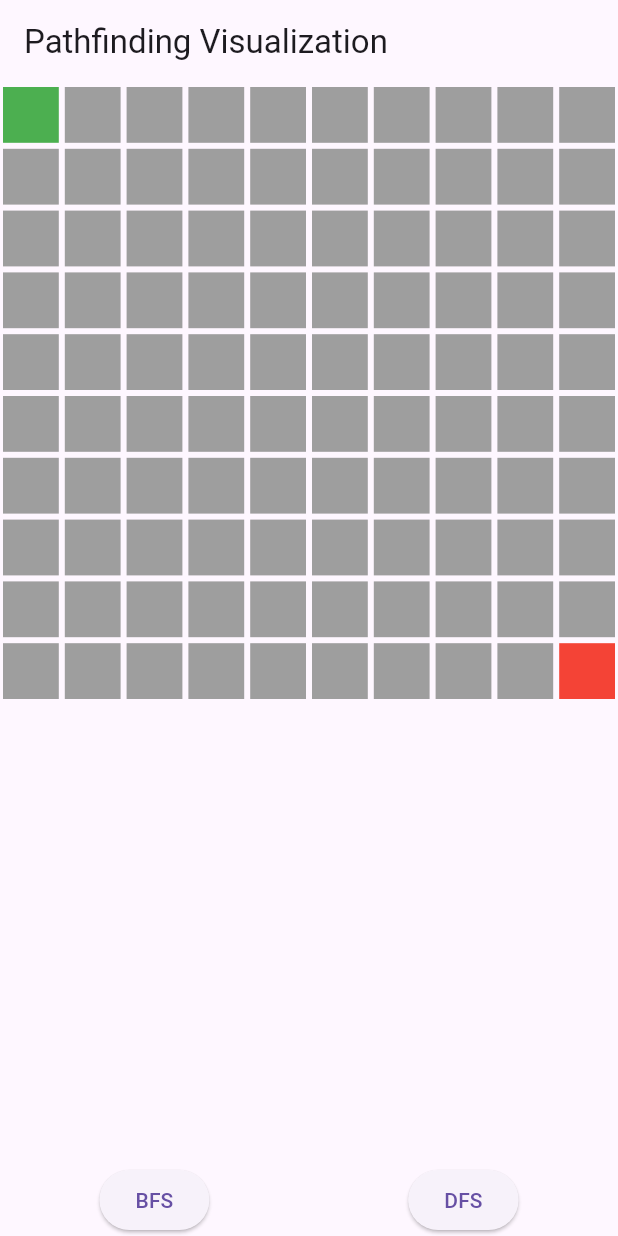
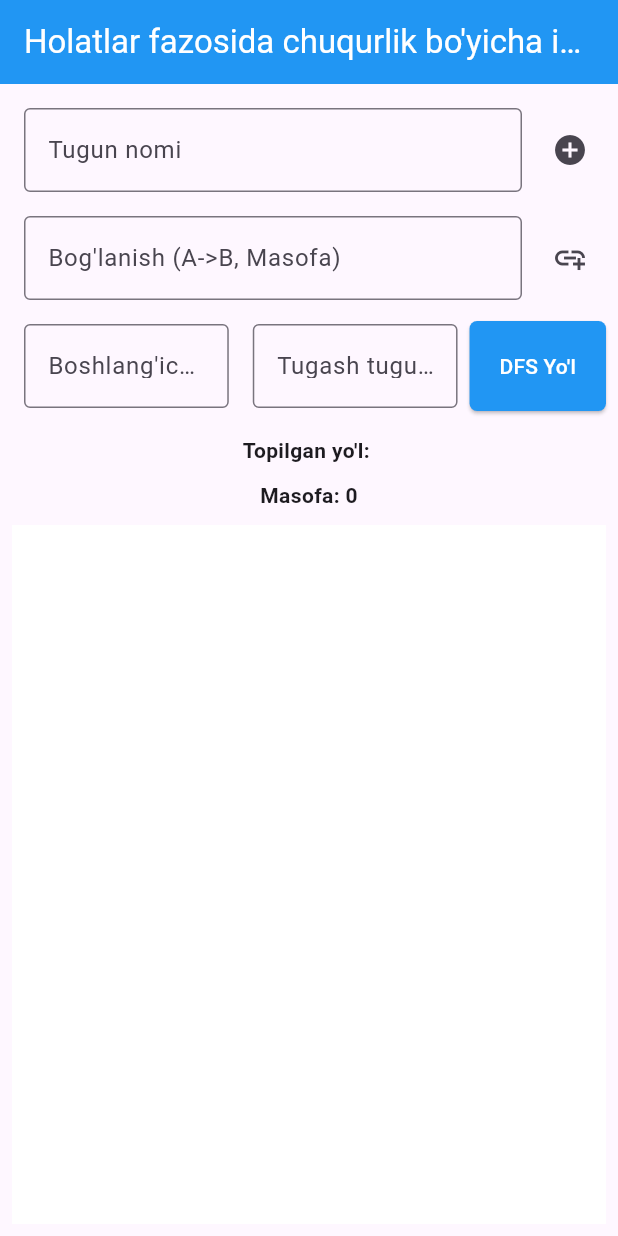
Before and after one commit to lochinbek0505/state_space, a Flutter app: the screen it shows after launch, on a phone screen of 412 x 824 dp. Run offline on Flutter 3.47's test engine with Material 3 defaults, Android fonts, the phone set to English and light mode, and no system bars.

Commit message:
ish tamom karochi

```diff
--- /dev/null
+++ b/lib/VizualPage.dart
@@ -0,0 +1,318 @@
+import 'dart:math';
+
+import 'package:flutter/material.dart';
+
+class GraphScreen extends StatefulWidget {
+  @override
+  _GraphScreenState createState() => _GraphScreenState();
+}
+
+class _GraphScreenState extends State<GraphScreen> {
+  Map<String, Offset> nodes = {};
+  List<Edge> edges = [];
+  TextEditingController nodeController = TextEditingController();
+  TextEditingController edgeController = TextEditingController();
+  TextEditingController startController = TextEditingController();
+  TextEditingController endController = TextEditingController();
+  List<String> path = [];
+  int totalDistance = 0;
+  final double padding = 50.0; // Padding qiymati
+
+  void addNode(String label) {
+    if (!nodes.containsKey(label)) {
+      nodes[label] = Offset(
+        Random().nextDouble() * 300,
+        Random().nextDouble() * 500,
+      );
+      setState(() {});
+    }
+  }
+
+  void addEdge(String from, String to, int weight) {
+    if (nodes.containsKey(from) && nodes.containsKey(to)) {
+      edges.add(Edge(from, to, weight));
+      setState(() {});
+    }
+  }
+
+  void _removeNode(String nodeKey) {
+    setState(() {
+      nodes.remove(nodeKey);
+      edges.removeWhere((edge) => edge.from == nodeKey || edge.to == nodeKey);
+    });
+  }
+
+  // 📌 Bosilgan joyga qarab tugunni topish
+  void _handleTap(TapUpDetails details) {
+    Offset tappedPosition = details.localPosition - Offset(padding, padding);
+
+    for (var entry in nodes.entries) {
+      if ((entry.value - tappedPosition).distance < 20) {
+        _removeNode(entry.key);
+        break;
+      }
+    }
+  }
+
+  void findPath() {
+    Set<String> visited = {};
+    path.clear();
+    totalDistance = 0;
+    _dfs(startController.text, endController.text, visited, 0, []);
+  }
+
+  void _dfs(
+    String current,
+    String target,
+    Set<String> visited,
+    int distance,
+    List<String> currentPath,
+  ) {
+    if (current == target) {
+      path = List.from(currentPath)..add(current);
+      totalDistance = distance;
+      setState(() {});
+      return;
+    }
+    visited.add(current);
+    currentPath.add(current);
+    for (var edge in edges.where((e) => e.from == current)) {
+      if (!visited.contains(edge.to)) {
+        _dfs(
+          edge.to,
+          target,
+          visited,
+          distance + edge.weight,
+          List.from(currentPath),
+        );
+      }
+    }
+  }
+
+  @override
+  Widget build(BuildContext context) {
+    return Scaffold(
+      appBar: AppBar(
+        backgroundColor: Colors.blue,
+        centerTitle: true,
+        title: Text(
+          "Holatlar fazosida chuqurlik bo'yicha izlash",
+          style: TextStyle(color: Colors.white),
+        ),
+      ),
+      body: Stack(
+        children: [
+          Padding(
+            padding: const EdgeInsets.all(8.0),
+            child: Column(
+              children: [
+                Row(
+                  children: [
+                    Expanded(
+                      child: Padding(
+                        padding: const EdgeInsets.all(8.0),
+                        child: TextField(
+                          controller: nodeController,
+                          decoration: InputDecoration(
+                            labelText: "Tugun nomi",
+                            border: OutlineInputBorder(),
+                          ),
+                        ),
+                      ),
+                    ),
+                    IconButton(
+                      icon: Icon(Icons.add_circle),
+                      onPressed: () => addNode(nodeController.text),
+                    ),
+                  ],
+                ),
+                Row(
+                  children: [
+                    Expanded(
+                      child: Padding(
+                        padding: const EdgeInsets.all(8.0),
+                        child: TextField(
+                          controller: edgeController,
+                          decoration: InputDecoration(
+                            labelText: "Bog'lanish (A->B, Masofa)",
+                            border: OutlineInputBorder(),
+                          ),
+                        ),
+                      ),
+                    ),
+                    IconButton(
+                      icon: Icon(Icons.add_link),
+                      onPressed: () {
+                        var parts = edgeController.text.split(",");
+                        if (parts.length == 2) {
+                          var edge = parts[0].split("->");
+                          int weight = int.tryParse(parts[1]) ?? 0;
+                          if (edge.length == 2 && weight > 0) {
+                            addEdge(edge[0], edge[1], weight);
+                          }
+                        }
+                      },
+                    ),
+                  ],
+                ),
+                Row(
+                  children: [
+                    Expanded(
+                      child: Padding(
+                        padding: const EdgeInsets.all(8.0),
+                        child: TextField(
+                          controller: startController,
+                          decoration: InputDecoration(
+                            labelText: "Boshlang'ich tugun",
+                            border: OutlineInputBorder(),
+                          ),
+                        ),
+                      ),
+                    ),
+                    Expanded(
+                      child: Padding(
+                        padding: const EdgeInsets.all(8.0),
+                        child: TextField(
+                          controller: endController,
+                          decoration: InputDecoration(
+                            labelText: "Tugash tuguni",
+                            border: OutlineInputBorder(),
+                          ),
+                        ),
+                      ),
+                    ),
+                    ElevatedButton(
+                      style: ElevatedButton.styleFrom(
+                        padding: EdgeInsets.symmetric(
+                          vertical: 20,
+                          horizontal: 20,
+                        ),
+                        backgroundColor: Colors.blue,
+                        shape: RoundedRectangleBorder(
+                          borderRadius: BorderRadius.circular(5),
+                        ),
+                      ),
+
+                      onPressed: findPath,
+                      child: Text(
+                        "DFS Yo'l",
+                        style: TextStyle(color: Colors.white),
+                      ),
+                    ),
+                  ],
+                ),
+                SizedBox(height: 10),
+                Text(
+                  "Topilgan yo'l: ${path.join(" -> ")}",
+                  style: TextStyle(fontWeight: FontWeight.bold),
+                ),
+                SizedBox(height: 10),
+                Text(
+                  "Masofa: $totalDistance",
+                  style: TextStyle(fontWeight: FontWeight.bold),
+                ),
+                SizedBox(height: 10),
+                Expanded(
+                  child: GestureDetector(
+                    onTapUp: _handleTap, // ✅ Tugun bosilganda chaqiramiz
+                    child: SingleChildScrollView(
+                      scrollDirection: Axis.horizontal,
+                      child: SingleChildScrollView(
+                        scrollDirection: Axis.vertical,
+                        child: Container(
+                          width: 1000,
+                          height: 800,
+                          color: Colors.white,
+                          child: CustomPaint(
+                            painter: GraphPainter(
+                              nodes,
+                              edges,
+                              path,
+                              padding: padding,
+                            ),
+                          ),
+                        ),
+                      ),
+                    ),
+                  ),
+                ),
+              ],
+            ),
+          ),
+        ],
+      ),
+    );
+  }
+}
+
+class Edge {
+  final String from, to;
+  final int weight;
+
+  Edge(this.from, this.to, this.weight);
+}
+
+class GraphPainter extends CustomPainter {
+  final Map<String, Offset> nodes;
+  final List<Edge> edges;
+  final List<String> path;
+  final double padding;
+
+  GraphPainter(this.nodes, this.edges, this.path, {this.padding = 50.0});
+
+  @override
+  void paint(Canvas canvas, Size size) {
+    final paint =
+        Paint()
+          ..color = Colors.black
+          ..strokeWidth = 2;
+
+    final textStyle = TextStyle(
+      color: Colors.white,
+      fontSize: 16,
+      fontWeight: FontWeight.bold,
+    );
+    final edgeTextStyle = TextStyle(color: Colors.black, fontSize: 14);
+    final textPainter = TextPainter(textDirection: TextDirection.ltr);
+
+    // 🔹 Tugunlarni padding bilan moslashtirish
+    Map<String, Offset> adjustedNodes = {
+      for (var entry in nodes.entries)
+        entry.key: entry.value + Offset(padding, padding),
+    };
+
+    // 🔹 Yo‘llarni chizish
+    for (var edge in edges) {
+      Offset start = adjustedNodes[edge.from]!;
+      Offset end = adjustedNodes[edge.to]!;
+      canvas.drawLine(start, end, paint);
+
+      // Masofani joylashtirish
+      textPainter.text = TextSpan(text: "${edge.weight}", style: edgeTextStyle);
+      textPainter.layout();
+      Offset mid = Offset(
+        (start.dx + end.dx) / 2 - textPainter.width / 2,
+        (start.dy + end.dy) / 2 - textPainter.height / 2,
+      );
+      textPainter.paint(canvas, mid);
+    }
+
+    // 🔹 Tugunlarni chizish
+    for (var entry in adjustedNodes.entries) {
+      Offset center = entry.value;
+      canvas.drawCircle(center, 20, paint..color = Colors.blue);
+
+      // Tugun nomlarini chizish
+      textPainter.text = TextSpan(text: entry.key, style: textStyle);
+      textPainter.layout();
+      Offset textOffset = Offset(
+        center.dx - textPainter.width / 2,
+        center.dy - textPainter.height / 2,
+      );
+      textPainter.paint(canvas, textOffset);
+    }
+  }
+
+  @override
+  bool shouldRepaint(covariant CustomPainter oldDelegate) => true;
+}
--- a/lib/main.dart
+++ b/lib/main.dart
@@ -1,7 +1,10 @@
 import 'dart:collection';
 
 import 'package:flutter/material.dart';
+import 'package:holatlar_fazosi/HomePage.dart';
 import 'dart:async';
+
+import 'VizualPage.dart';
 
 void main() {
   runApp(const PathFindingApp());
@@ -14,144 +17,7 @@ class PathFindingApp extends StatelessWidget {
   Widget build(BuildContext context) {
     return MaterialApp(
       debugShowCheckedModeBanner: false,
-      home: const PathFindingScreen(),
+      home:  GraphScreen(),
     );
   }
 }
-
-class PathFindingScreen extends StatefulWidget {
-  const PathFindingScreen({super.key});
-
-  @override
-  State<PathFindingScreen> createState() => _PathFindingScreenState();
-}
-
-class _PathFindingScreenState extends State<PathFindingScreen> {
-  static const int gridSize = 10;
-  List<List<int>> grid = List.generate(gridSize, (i) => List.filled(gridSize, 0));
-  final start = const Point(0, 0);
-  final end = const Point(gridSize - 1, gridSize - 1);
-  List<Point> path = [];
-
-  Future<void> findPath(bool useBFS) async {
-    setState(() => path.clear());
-    List<Point> result = useBFS ? bfs(start, end) : dfs(start, end);
-    for (var point in result) {
-      await Future.delayed(const Duration(milliseconds: 100));
-      setState(() => path.add(point));
-    }
-  }
-
-  List<Point> bfs(Point start, Point end) {
-    Queue<List<Point>> queue = Queue();
-    queue.add([start]);
-    Set<Point> visited = {};
-
-    while (queue.isNotEmpty) {
-      var path = queue.removeFirst();
-      var current = path.last;
-      if (current == end) return path;
-      if (visited.contains(current)) continue;
-      visited.add(current);
-      for (var neighbor in getNeighbors(current)) {
-        queue.add([...path, neighbor]);
-      }
-    }
-    return [];
-  }
-
-  List<Point> dfs(Point start, Point end) {
-    Stack<List<Point>> stack = Stack();
-    stack.push([start]);
-    Set<Point> visited = {};
-
-    while (stack.isNotEmpty) {
-      var path = stack.pop();
-      var current = path.last;
-      if (current == end) return path;
-      if (visited.contains(current)) continue;
-      visited.add(current);
-      for (var neighbor in getNeighbors(current)) {
-        stack.push([...path, neighbor]);
-      }
-    }
-    return [];
-  }
-
-  List<Point> getNeighbors(Point point) {
-    List<Point> moves = [
-      Point(0, 1),
-      Point(1, 0),
-      Point(0, -1),
-      Point(-1, 0),
-    ];
-    return moves.map((m) => Point(point.x + m.x, point.y + m.y))
-        .where((p) => p.x >= 0 && p.x < gridSize && p.y >= 0 && p.y < gridSize)
-        .toList();
-  }
-
-  @override
-  Widget build(BuildContext context) {
-    return Scaffold(
-      appBar: AppBar(title: const Text("Pathfinding Visualization")),
-      body: Column(
-        children: [
-          Expanded(
-            child: GridView.builder(
-              gridDelegate: const SliverGridDelegateWithFixedCrossAxisCount(
-                  crossAxisCount: gridSize),
-              itemBuilder: (context, index) {
-                int x = index % gridSize;
-                int y = index ~/ gridSize;
-                bool isStart = x == start.x && y == start.y;
-                bool isEnd = x == end.x && y == end.y;
-                bool isPath = path.contains(Point(x, y));
-                return Container(
-                  margin: const EdgeInsets.all(2),
-                  color: isStart
-                      ? Colors.green
-                      : isEnd
-                      ? Colors.red
-                      : isPath
-                      ? Colors.blue
-                      : Colors.grey,
-                );
-              },
-              itemCount: gridSize * gridSize,
-            ),
-          ),
-          Row(
-            mainAxisAlignment: MainAxisAlignment.spaceAround,
-            children: [
-              ElevatedButton(
-                onPressed: () => findPath(true),
-                child: const Text("BFS"),
-              ),
-              ElevatedButton(
-                onPressed: () => findPath(false),
-                child: const Text("DFS"),
-              ),
-            ],
-          )
-        ],
-      ),
-    );
-  }
-}
-
-class Point {
-  final int x, y;
-  const Point(this.x, this.y);
-  @override
-  bool operator ==(Object other) =>
-      other is Point && other.x == x && other.y == y;
-  @override
-  int get hashCode => x.hashCode ^ y.hashCode;
-}
-
-class Stack<T> {
-  final List<T> _list = [];
-  void push(T element) => _list.add(element);
-  T pop() => _list.removeLast();
-  bool get isNotEmpty => _list.isNotEmpty;
-}
--- a/pubspec.yaml
+++ b/pubspec.yaml
@@ -34,6 +34,7 @@ dependencies:
   # The following adds the Cupertino Icons font to your application.
   # Use with the CupertinoIcons class for iOS style icons.
   cupertino_icons: ^1.0.8
+  graphview: ^1.2.0
 
 dev_dependencies:
   flutter_test:
```
Also changed, not shown: lib/HomePage.dart (added, +119 -0 lines), pubspec.lock.
